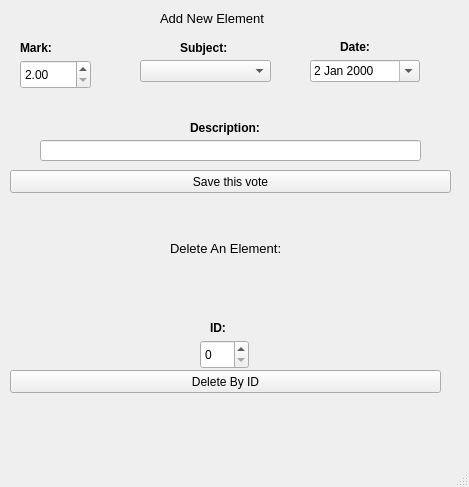
The window that addrecord.ui (ice-bit/registro) describes before a commit, drawn with Qt 5.
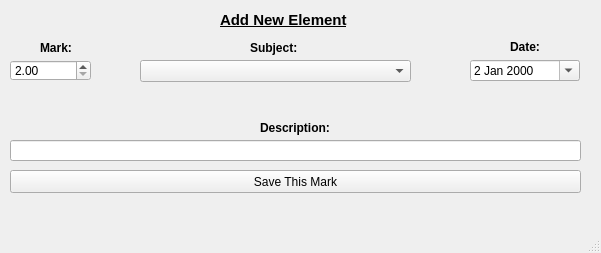
The same window after the commit. Icons and pictures are not drawn.

```diff
--- a/addrecord.ui
+++ b/addrecord.ui
@@ -6,8 +6,8 @@
       <rect>
         <x>0</x>
         <y>0</y>
-        <width>469</width>
-        <height>487</height>
+    <width>601</width>
+    <height>253</height>
       </rect>
     </property>
     <property name="windowTitle">
@@ -22,10 +22,10 @@
       <widget class="QLabel" name="label">
         <property name="geometry">
           <rect>
-            <x>160</x>
+      <x>220</x>
             <y>10</y>
-            <width>111</width>
-            <height>16</height>
+      <width>151</width>
+      <height>21</height>
           </rect>
         </property>
         <property name="font">
@@ -34,13 +34,13 @@
           </font>
         </property>
         <property name="text">
-          <string>Add New Element</string>
+     <string>&lt;html&gt;&lt;head/&gt;&lt;body&gt;&lt;p&gt;&lt;span style=&quot; font-size:11pt; font-weight:600; text-decoration: underline;&quot;&gt;Add New Element&lt;/span&gt;&lt;/p&gt;&lt;/body&gt;&lt;/html&gt;</string>
         </property>
       </widget>
       <widget class="QLabel" name="label_2">
         <property name="geometry">
           <rect>
-            <x>20</x>
+      <x>40</x>
             <y>40</y>
             <width>41</width>
             <height>16</height>
@@ -59,7 +59,7 @@
       <widget class="QLabel" name="label_3">
         <property name="geometry">
           <rect>
-            <x>180</x>
+      <x>250</x>
             <y>40</y>
             <width>61</width>
             <height>16</height>
@@ -78,10 +78,10 @@
       <widget class="QDateEdit" name="dtVote">
         <property name="geometry">
           <rect>
-            <x>310</x>
+      <x>470</x>
             <y>60</y>
             <width>110</width>
-            <height>22</height>
+      <height>21</height>
           </rect>
         </property>
         <property name="calendarPopup">
@@ -100,15 +100,18 @@
           <rect>
             <x>140</x>
             <y>60</y>
-            <width>131</width>
+      <width>271</width>
             <height>22</height>
           </rect>
         </property>
+    <property name="styleSheet">
+     <string notr="true"/>
+    </property>
       </widget>
       <widget class="QLabel" name="label_4">
         <property name="geometry">
           <rect>
-            <x>340</x>
+      <x>510</x>
             <y>40</y>
             <width>47</width>
             <height>13</height>
@@ -127,9 +130,9 @@
       <widget class="QLineEdit" name="lnDesc">
         <property name="geometry">
           <rect>
-            <x>40</x>
+      <x>10</x>
             <y>140</y>
-            <width>381</width>
+      <width>571</width>
             <height>21</height>
           </rect>
         </property>
@@ -137,9 +140,9 @@
       <widget class="QLabel" name="label_5">
         <property name="geometry">
           <rect>
-            <x>190</x>
+      <x>260</x>
             <y>120</y>
-            <width>91</width>
+      <width>81</width>
             <height>16</height>
           </rect>
         </property>
@@ -158,12 +161,12 @@
           <rect>
             <x>10</x>
             <y>170</y>
-            <width>441</width>
+      <width>571</width>
             <height>23</height>
           </rect>
         </property>
         <property name="text">
-          <string>Save this vote</string>
+     <string>Save This Mark</string>
         </property>
       </widget>
       <widget class="QLabel" name="lblDebug">
@@ -182,63 +185,13 @@
           <set>Qt::AlignCenter</set>
         </property>
       </widget>
-      <widget class="QLabel" name="label_6">
-        <property name="geometry">
-          <rect>
-            <x>170</x>
-            <y>240</y>
-            <width>111</width>
-            <height>16</height>
-          </rect>
-        </property>
-        <property name="font">
-          <font>
-            <pointsize>10</pointsize>
-          </font>
-        </property>
-        <property name="text">
-          <string>Delete An Element:</string>
-        </property>
-      </widget>
-      <widget class="QLabel" name="label_7">
-        <property name="geometry">
-          <rect>
-            <x>210</x>
-            <y>320</y>
-            <width>31</width>
-            <height>16</height>
-          </rect>
-        </property>
-        <property name="font">
-          <font>
-            <weight>75</weight>
-            <bold>true</bold>
-          </font>
-        </property>
-        <property name="text">
-          <string>ID:</string>
-        </property>
-      </widget>
-      <widget class="QPushButton" name="btnDelRecord">
-        <property name="geometry">
-          <rect>
-            <x>10</x>
-            <y>370</y>
-            <width>431</width>
-            <height>23</height>
-          </rect>
-        </property>
-        <property name="text">
-          <string>Delete By ID</string>
-        </property>
-      </widget>
       <widget class="QDoubleSpinBox" name="spnMark">
         <property name="geometry">
           <rect>
-            <x>20</x>
+      <x>10</x>
             <y>60</y>
-            <width>71</width>
-            <height>29</height>
+      <width>81</width>
+      <height>21</height>
           </rect>
         </property>
         <property name="decimals">
@@ -251,16 +204,6 @@
           <double>10.000000000000000</double>
         </property>
       </widget>
-      <widget class="QSpinBox" name="spnDelById">
-        <property name="geometry">
-          <rect>
-            <x>200</x>
-            <y>340</y>
-            <width>49</width>
-            <height>29</height>
-          </rect>
-        </property>
-      </widget>
     </widget>
     <widget class="QMenuBar" name="menubar">
       <property name="geometry">
```
Left out of the diff: 9 changed lines with no effect on the pictures. Lines whose indentation alone changed are shown as unchanged.
